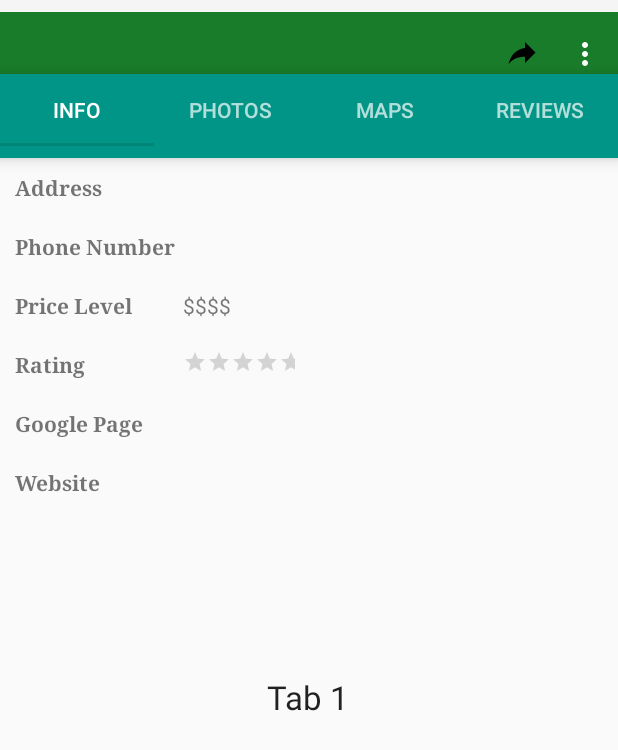
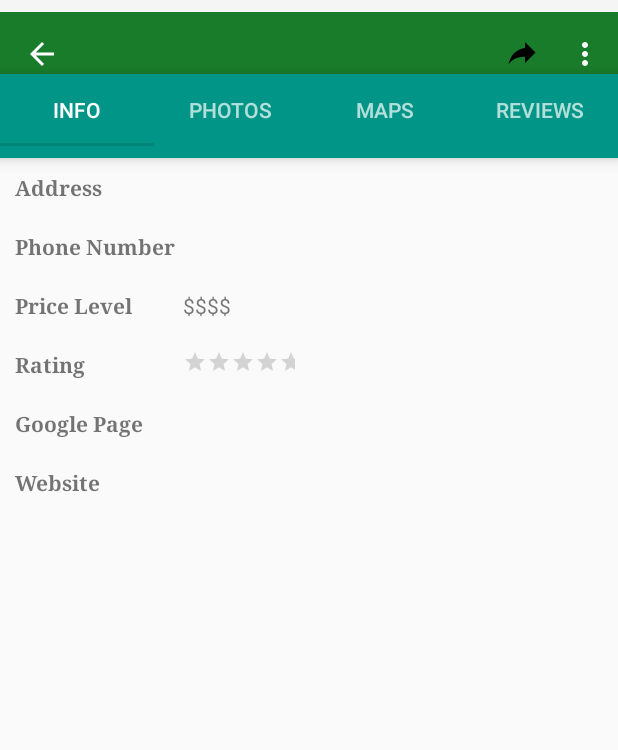
Before and after one commit to prarthana-s/ExploreApp-Android, an Android app: the ShowAllDetails screen opened directly, with no data from a screen before it, on a phone screen of 412 x 824 dp. Shown: the top 750 px of the screen. Run offline under Robolectric (Android 15) with nearby library versions, the phone set to English and light mode, and no system bars; 24 statements that could not run were skipped.

```diff
--- a/app/src/main/java/com/example/prarthana/travelapp/ShowAllDetails.java
+++ b/app/src/main/java/com/example/prarthana/travelapp/ShowAllDetails.java
@@ -66,6 +66,8 @@ public class ShowAllDetails extends AppCompatActivity {
 
         getSupportActionBar().setTitle(name);
 
+        getSupportActionBar().setDisplayHomeAsUpEnabled(true); // In `OnCreate();`
+
         TabLayout tabLayout = (TabLayout) findViewById(R.id.tab_layout);
         tabLayout.addTab(tabLayout.newTab().setText("INFO"));
         tabLayout.addTab(tabLayout.newTab().setText("PHOTOS"));
@@ -127,6 +129,9 @@ public class ShowAllDetails extends AppCompatActivity {
                         Uri.parse(tweetURL));
                 startActivity(intent);
                 return true;
+            case android.R.id.home:
+                this.finish();
+                return true;
             default:
                 return super.onOptionsItemSelected(item);
         }
--- a/app/src/main/res/layout/fragment_tab_fragment1.xml
+++ b/app/src/main/res/layout/fragment_tab_fragment1.xml
@@ -4,14 +4,6 @@
     android:layout_width="match_parent"
     android:layout_height="match_parent"
     android:orientation="vertical">
-
-    <TextView
-        android:id="@+id/textView"
-        android:layout_width="wrap_content"
-        android:layout_height="wrap_content"
-        android:layout_centerInParent="true"
-        android:text="Tab 1"
-        android:textAppearance="?android:attr/textAppearanceLarge"/>
 
     <TableLayout
         android:id="@+id/infoTable"
```
Also changed, not shown: app/src/main/java/com/example/prarthana/travelapp/ResultsTable.java (+20 -4 lines), app/src/main/res/layout/fragment_tab_fragment3.xml (+0 -8 lines).
